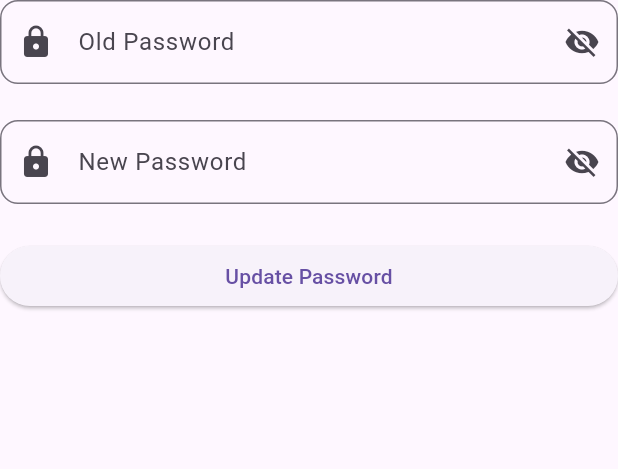
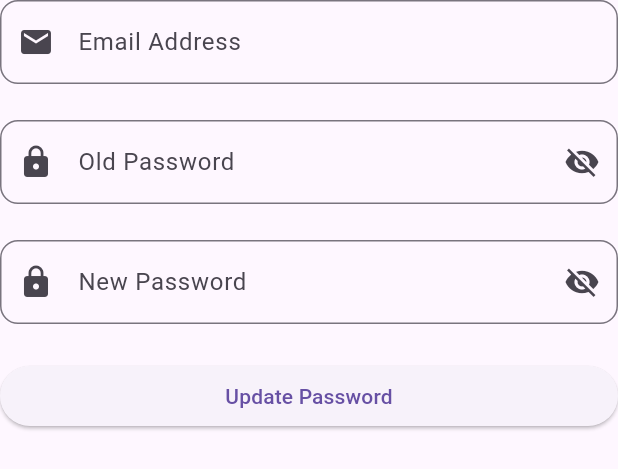
Before and after one commit to Nathan2055/csc4360-hw02-chatapp, a Flutter app: the UpdatePasswordForm widget shown alone on an empty page, opened directly with empty values, on a phone screen of 412 x 824 dp. Shown: the top 469 px of the screen. Run offline on Flutter 3.47's test engine with Material 3 defaults, Android fonts, the phone set to English and light mode, and no system bars; our stand-ins replace cloud_firestore, firebase_auth, firebase_core; accounts and stored records are empty; statements that could not run were skipped.

Commit message:
Start setting up logic for changing the user's password

```diff
--- a/lib/screens/5-settings_screen/update_password_form.dart
+++ b/lib/screens/5-settings_screen/update_password_form.dart
@@ -19,6 +19,7 @@ class _UpdatePasswordFormState extends State<UpdatePasswordForm> {
   final _formKey = GlobalKey<FormState>();
 
   // Text field controllers
+  final TextEditingController _emailController = TextEditingController();
   final TextEditingController _oldPasswordController = TextEditingController();
   final TextEditingController _newPasswordController = TextEditingController();
 
@@ -111,6 +112,19 @@ class _UpdatePasswordFormState extends State<UpdatePasswordForm> {
           mainAxisSize: MainAxisSize.min,
           spacing: 24.0,
           children: [
+            // Email address field
+            // TODO: wait this should be a constant
+            TextFormField(
+              controller: _emailController,
+              decoration: InputDecoration(
+                labelText: 'Email Address',
+                prefixIcon: const Icon(Icons.email),
+                border: OutlineInputBorder(
+                  borderRadius: BorderRadius.circular(12),
+                ),
+              ),
+            ),
+
             // Old Password field
             TextFormField(
               controller: _oldPasswordController,
```
Also changed, not shown: lib/authservice.dart (+44 -0 lines).
